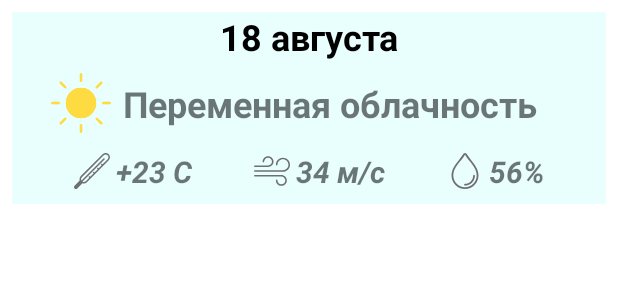
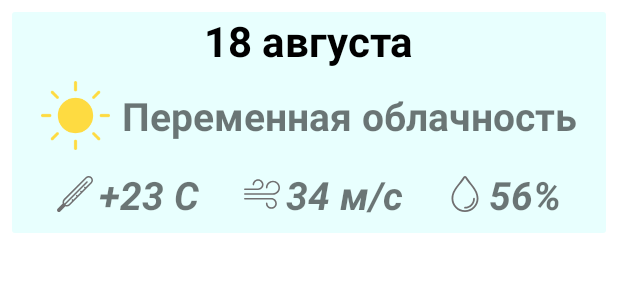
Before and after one commit to Borodinskiy88/Weather, an Android app: the layout card_weather.xml on its own in the app's theme, with its tools: preview values and no code run, on a phone screen of 412 x 824 dp. Shown: the top 300 px of the screen. Run offline under Robolectric (Android 15) with nearby library versions, the phone set to English and light mode, and no system bars.

Commit message:
head_temp

```diff
--- a/app/src/main/java/ru/borodinskiy/aleksei/weather/viewmodel/WeatherViewModel.kt
+++ b/app/src/main/java/ru/borodinskiy/aleksei/weather/viewmodel/WeatherViewModel.kt
@@ -19,5 +19,9 @@ class WeatherViewModel @Inject constructor(
         .catch { exception -> Log.d("asd", "Exception ${exception.message}") }
         .asLiveData()
 
+//    fun getWeather(): LiveData<Weather> = repository.getWeatherMoscow()
+//        .catch { exception -> Log.d("asd", "Exception ${exception.message}") }
+//        .asLiveData()
+
 
 }
--- a/app/src/main/res/layout/card_weather.xml
+++ b/app/src/main/res/layout/card_weather.xml
@@ -22,7 +22,7 @@
             android:layout_height="wrap_content"
             android:text="18 августа"
             android:textColor="@color/black"
-            android:textSize="24sp"
+            android:textSize="28sp"
             android:textStyle="bold"
             app:layout_constraintEnd_toEndOf="parent"
             app:layout_constraintStart_toStartOf="parent"
@@ -31,8 +31,8 @@
 
         <ImageView
             android:id="@+id/condition_icon"
-            android:layout_width="40dp"
-            android:layout_height="40dp"
+            android:layout_width="46dp"
+            android:layout_height="46dp"
             android:layout_marginStart="100dp"
             android:layout_marginTop="@dimen/padding_start_8"
             android:src="@drawable/ic_sun_24"
@@ -45,11 +45,11 @@
             android:layout_width="wrap_content"
             android:layout_height="wrap_content"
             android:layout_marginStart="@dimen/padding_start_8"
-            android:layout_marginEnd="120dp"
+            android:layout_marginEnd="100dp"
             android:ellipsize="end"
             android:singleLine="true"
             android:text="Переменная облачность"
-            android:textSize="24sp"
+            android:textSize="26sp"
             android:textStyle="bold"
             app:layout_constraintBottom_toBottomOf="@id/condition_icon"
             app:layout_constraintEnd_toEndOf="parent"
@@ -63,7 +63,7 @@
             android:layout_marginTop="@dimen/padding_12"
             android:drawablePadding="@dimen/padding_start_4"
             android:text="+23 C"
-            android:textSize="20sp"
+            android:textSize="26sp"
             android:textStyle="italic|bold"
             app:drawableStartCompat="@drawable/ic_thermometer_24"
             app:drawableTint="@color/gray"
@@ -79,7 +79,7 @@
             android:layout_marginTop="@dimen/padding_12"
             android:drawablePadding="@dimen/padding_start_4"
             android:text="34 м/с"
-            android:textSize="20sp"
+            android:textSize="26sp"
             android:textStyle="italic|bold"
             app:drawableStartCompat="@drawable/ic_wind_black_24"
             app:drawableTint="@color/gray"
@@ -94,7 +94,7 @@
             android:layout_marginStart="@dimen/padding_start_8"
             android:drawablePadding="@dimen/padding_start_4"
             android:text="56%"
-            android:textSize="20sp"
+            android:textSize="26sp"
             android:textStyle="italic|bold"
             app:drawableStartCompat="@drawable/ic_drop_24"
             app:drawableTint="@color/gray"
--- a/app/src/main/res/layout/fragment_weather.xml
+++ b/app/src/main/res/layout/fragment_weather.xml
@@ -47,7 +47,7 @@
         android:id="@+id/weather_button"
         android:layout_width="wrap_content"
         android:layout_height="wrap_content"
-        android:layout_marginTop="@dimen/common_spacing_16"
+        android:layout_marginTop="36dp"
         android:backgroundTint="?attr/colorPrimary"
         android:text="Выбрать город"
         android:textSize="20sp"
@@ -60,7 +60,7 @@
         android:id="@+id/recyclerView"
         android:layout_width="match_parent"
         android:layout_height="0dp"
-        android:layout_marginTop="56dp"
+        android:layout_marginTop="36dp"
         android:scrollbars="vertical"
         app:layout_constraintTop_toBottomOf="@id/weather_button"
         tools:listitem="@layout/card_weather" />
```
Also changed, not shown: app/src/main/java/ru/borodinskiy/aleksei/weather/WeatherFragment.kt (+40 -0 lines).
